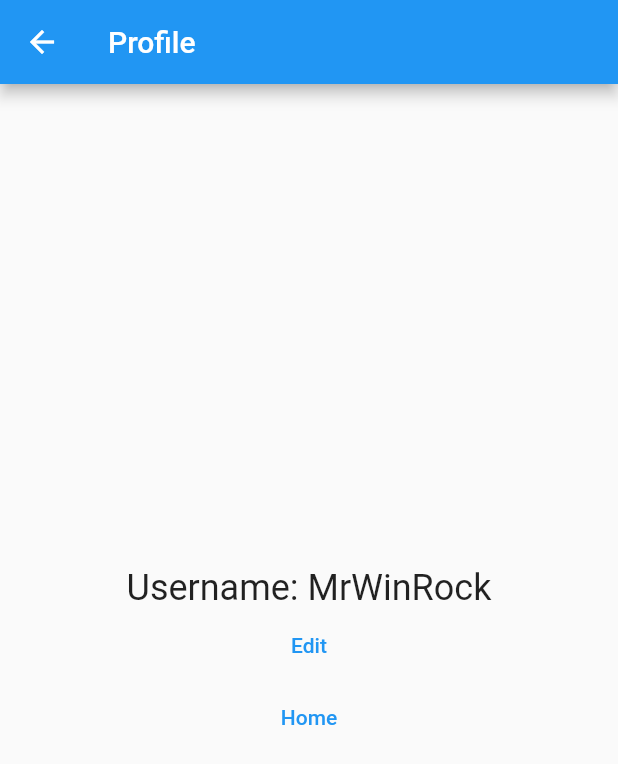
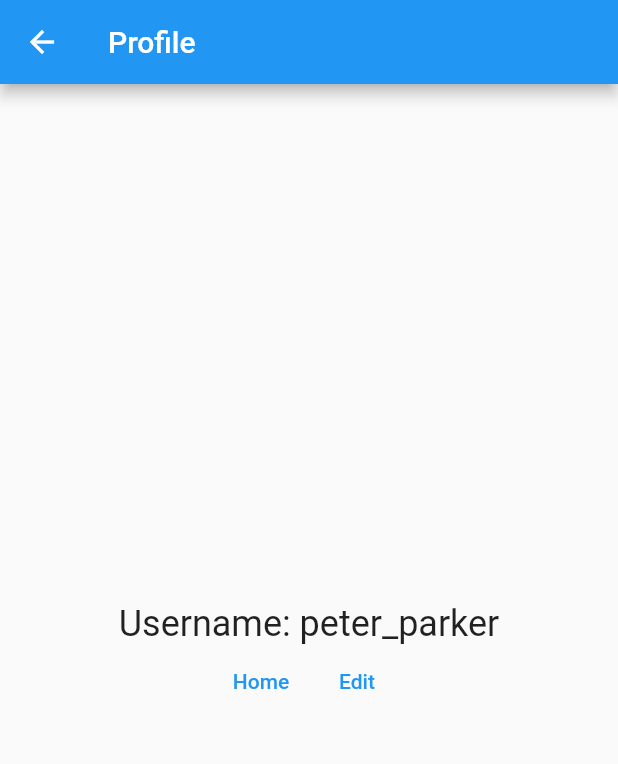
Before and after one commit to MrWinRock/SSRU_Flutter, a Flutter app: the screen it shows after launch, after a tap on the "settings" icon, on a phone screen of 412 x 824 dp. Shown: the top 764 px of the screen. Run offline on Flutter 3.47's test engine with Material 2 defaults, Android fonts, the phone set to English and light mode, and no system bars; our stand-ins replace go_router.

Commit message:
Before Workshop of day 3

```diff
--- a/navigation_app/lib/main.dart
+++ b/navigation_app/lib/main.dart
@@ -1,29 +1,31 @@
-// Packages
-
+// packages
 import 'package:flutter/material.dart';
 import 'package:go_router/go_router.dart';
-import 'package:navigation_app/pages/edit_username.dart';
 
-//Pages
+// pages
 import 'pages/home_page.dart';
 import 'pages/profile_page.dart';
+import 'pages/edit_profile_page.dart';
 
 final GoRouter _router = GoRouter(
   routes: <RouteBase>[
     GoRoute(
         path: '/',
-        builder: (context, state) => const HomePage(title: "Home"),
+        builder: (context, state) => const HomePage(title: 'Home'),
         routes: <RouteBase>[
           GoRoute(
-            path: 'profile',
-            builder: (context, state) => const ProfilePage(),
+            path: 'profile/:username',
+            builder: (context, state) => ProfilePage(
+              username: state.pathParameters['username'] ?? 'noname'
+            ),
           ),
           GoRoute(
-              path: 'editProfile/:username',
-              builder: (context, state) => EditPage(
-                    username: state.pathParameters['username'] ?? "noname",
-                    saveMethod: state.queryParameters['saveMethod'] ?? "local",
-                  )),
+            path: 'editProfile/:username',
+            builder: (context, state) => EditProfilePage(
+              username: state.pathParameters['username'] ?? 'noname',
+              saveMethod: state.queryParameters['saveMethod'] ?? 'local'
+            ),
+          ),
         ]),
   ],
 );
@@ -35,6 +37,7 @@ void main() {
 class MyApp extends StatelessWidget {
   const MyApp({super.key});
 
+  // This widget is the root of your application.
   @override
   Widget build(BuildContext context) {
     return MaterialApp.router(
--- a/navigation_app/lib/pages/home_page.dart
+++ b/navigation_app/lib/pages/home_page.dart
@@ -1,7 +1,9 @@
+// packages
 import 'package:flutter/material.dart';
 import 'package:go_router/go_router.dart';
 
-// import 'profile_page.dart';
+// pages
+import 'profile_page.dart';
 
 class HomePage extends StatefulWidget {
   const HomePage({super.key, required this.title});
@@ -34,15 +36,17 @@ class _HomePageState extends State<HomePage> {
         ),
       ),
       floatingActionButton: FloatingActionButton(
-        onPressed: () => context.go('/profile'),
+        onPressed: () => context.go('/profile/peter_parker'),
         tooltip: 'Increment',
         child: const Icon(Icons.settings),
-      ),
+      ), // This trailing comma makes auto-formatting nicer for build methods.
     );
   }
 
-  // void _navigateToProfilePage() {
-  //   Navigator.of(context)
-  //       .push(MaterialPageRoute(builder: (context) => const ProfilePage()));
-  // }
+  void _navigateToProfilePage() {
+    Navigator.of(context).push(MaterialPageRoute(
+        builder: (context) => const ProfilePage(
+              username: 'Peter_Parker',
+            )));
+  }
 }
--- a/navigation_app/lib/pages/profile_page.dart
+++ b/navigation_app/lib/pages/profile_page.dart
@@ -1,18 +1,15 @@
 import 'package:flutter/material.dart';
 import 'package:go_router/go_router.dart';
 
-// import 'home_page.dart';
-
 class ProfilePage extends StatefulWidget {
-  const ProfilePage({super.key});
+  const ProfilePage({super.key, required this.username});
+  final String username;
 
   @override
   State<StatefulWidget> createState() => _ProfileStates();
 }
 
 class _ProfileStates extends State<ProfilePage> {
-  final String _username = "Peter_Parker666";
-
   @override
   Widget build(BuildContext context) {
     return Scaffold(
@@ -23,31 +20,26 @@ class _ProfileStates extends State<ProfilePage> {
         child: Column(
           mainAxisAlignment: MainAxisAlignment.center,
           children: <Widget>[
-            const Text(
-              "Username: MrWinRock",
-              style: TextStyle(fontSize: 24),
-            ),
+            Text("Username: ${widget.username}",
+                style: const TextStyle(fontSize: 24)),
             Row(
               mainAxisAlignment: MainAxisAlignment.center,
               children: <Widget>[
                 TextButton(
-                    onPressed: () =>
-                        context.go('/editProfile/$_username?saveMethod=cloud'),
-                    child: const Text("Edit"))
+                    onPressed: () => context.go('/'),
+                    child: const Text("Home")),
+                TextButton(
+                    onPressed: () => context
+                        .go('/editProfile/${widget.username}?saveMethod=cloud'),
+                    child: const Text("Edit")),
               ],
             ),
-            TextButton(
-                onPressed: () => context.go('/'), child: const Text("Home"))
           ],
         ),
       ),
     );
   }
+}
 
-  // void _navigateToHome() {
-  //   Navigator.of(context).push(MaterialPageRoute(
-  //       builder: (context) => const HomePage(
-  //             title: "Home",
-  //           )));
-  // }
-}
+
+// Come back at 10:50
```
Also changed, not shown: navigation_app/lib/pages/edit_profile_page.dart (renamed from navigation_app/lib/pages/edit_username.dart, +21 -9 lines).
